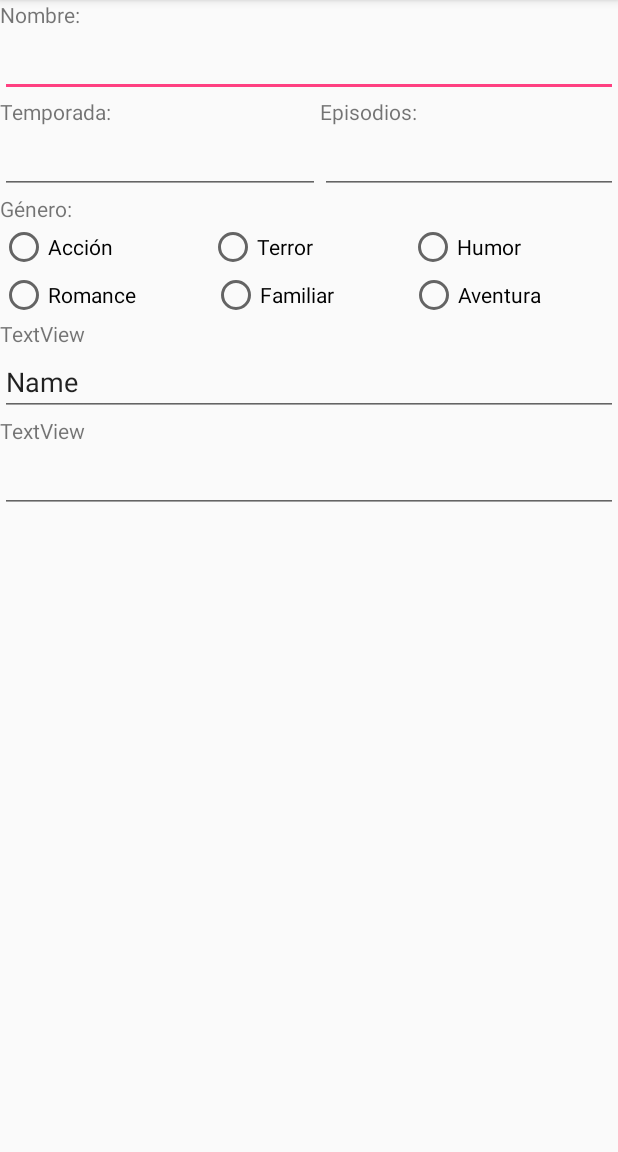
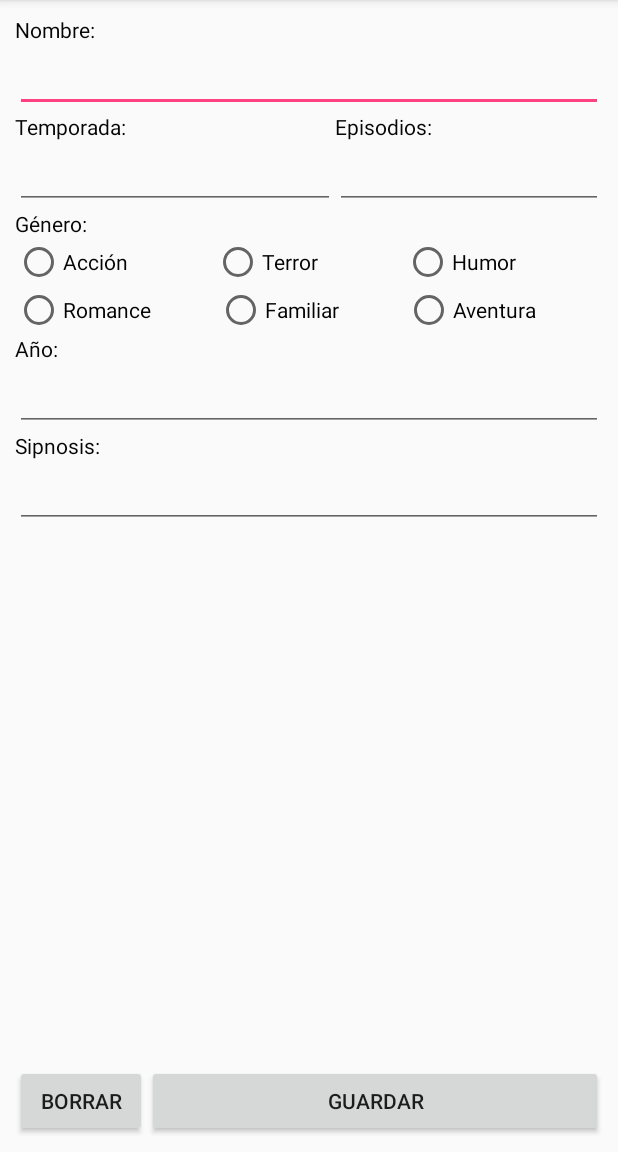
Before and after one commit to MenyScarlet/Ejercicio_Final2, an Android app: the FormularioSeriesActivity screen opened directly, with no data from a screen before it, on a phone screen of 412 x 824 dp, the part 84-1236 px from its top. Run offline under Robolectric (Android 15) with nearby library versions, the phone set to English and light mode, and no system bars.

Commit message:
Info Activity

```diff
--- a/app/src/main/res/layout/activity_formulario_series.xml
+++ b/app/src/main/res/layout/activity_formulario_series.xml
@@ -5,24 +5,40 @@
     android:layout_width="match_parent"
     android:layout_height="match_parent"
     android:orientation="vertical"
+    android:padding="10dp"
     tools:context="com.example.ejercicio_final2.FormularioSeriesActivity">
+
+    <RelativeLayout
+        android:layout_width="match_parent"
+        android:layout_height="match_parent">
+
+        <ScrollView
+            android:layout_width="match_parent"
+            android:layout_height="match_parent">
+
+            <LinearLayout
+                android:layout_width="match_parent"
+                android:layout_height="wrap_content"
+                android:orientation="vertical">
 
                 <TextView
                     android:id="@+id/tvNombre"
                     android:layout_width="match_parent"
                     android:layout_height="wrap_content"
-        android:text="Nombre:" />
+                    android:text="Nombre:"
+                    android:textColor="@color/colorBlack"/>
 
                 <EditText
                     android:id="@+id/ForEtNombre"
                     android:layout_width="match_parent"
                     android:layout_height="wrap_content"
                     android:ems="10"
-        android:inputType="textPersonName" />
+                    android:inputType="textPersonName"
+                    android:textColor="@color/colorBlack"/>
 
                 <LinearLayout
                     android:layout_width="match_parent"
-        android:layout_height="wrap_content"
+                    android:layout_height="match_parent"
                     android:orientation="horizontal">
 
                     <LinearLayout
@@ -34,14 +50,16 @@
                             android:id="@+id/tvTemporada"
                             android:layout_width="match_parent"
                             android:layout_height="wrap_content"
-                android:text="Temporada:" />
+                            android:text="Temporada:"
+                            android:textColor="@color/colorBlack"/>
 
                         <EditText
                             android:id="@+id/ForEtTemporada"
                             android:layout_width="match_parent"
                             android:layout_height="wrap_content"
                             android:ems="10"
-                android:inputType="textPersonName" />
+                            android:inputType="textPersonName"
+                            android:textColor="@color/colorBlack"/>
                     </LinearLayout>
 
                     <LinearLayout
@@ -53,14 +71,16 @@
                             android:id="@+id/tvEpisodios"
                             android:layout_width="match_parent"
                             android:layout_height="wrap_content"
-                android:text="Episodios:" />
+                            android:text="Episodios:"
+                            android:textColor="@color/colorBlack"/>
 
                         <EditText
                             android:id="@+id/ForEtEpisodios"
                             android:layout_width="match_parent"
                             android:layout_height="wrap_content"
                             android:ems="10"
-                android:inputType="textPersonName" />
+                            android:inputType="textPersonName"
+                            android:textColor="@color/colorBlack"/>
                     </LinearLayout>
                 </LinearLayout>
 
@@ -68,12 +88,13 @@
                     android:id="@+id/tvGenero"
                     android:layout_width="match_parent"
                     android:layout_height="wrap_content"
-        android:text="Género:" />
+                    android:text="Género:"
+                    android:textColor="@color/colorBlack"/>
 
                 <RadioGroup
                     android:id="@+id/ForRgGenero1"
                     android:layout_width="match_parent"
-        android:layout_height="wrap_content"
+                    android:layout_height="match_parent"
                     android:orientation="horizontal">
 
                     <RadioButton
@@ -101,7 +122,7 @@
                 <RadioGroup
                     android:id="@+id/ForRgGenero2"
                     android:layout_width="match_parent"
-        android:layout_height="wrap_content"
+                    android:layout_height="match_parent"
                     android:orientation="horizontal">
 
                     <RadioButton
@@ -127,29 +148,60 @@
                 </RadioGroup>
 
                 <TextView
-        android:id="@+id/textView5"
+                    android:id="@+id/tvAño"
                     android:layout_width="match_parent"
                     android:layout_height="wrap_content"
-        android:text="TextView" />
+                    android:text="Año:"
+                    android:textColor="@color/colorBlack"/>
 
                 <EditText
-        android:id="@+id/editText4"
+                    android:id="@+id/ForEtAño"
                     android:layout_width="match_parent"
                     android:layout_height="wrap_content"
                     android:ems="10"
                     android:inputType="textPersonName"
-        android:text="Name" />
+                    android:textColor="@color/colorBlack"/>
 
                 <TextView
-        android:id="@+id/textView6"
+                    android:id="@+id/tvSipnosis"
                     android:layout_width="match_parent"
                     android:layout_height="wrap_content"
-        android:text="TextView" />
+                    android:text="Sipnosis:"
+                    android:textColor="@color/colorBlack"/>
 
                 <EditText
-        android:id="@+id/editText5"
+                    android:id="@+id/ForEt"
                     android:layout_width="match_parent"
                     android:layout_height="wrap_content"
                     android:ems="10"
-        android:inputType="textMultiLine" />
+                    android:inputType="textMultiLine"
+                    android:textColor="@color/colorBlack"/>
+
             </LinearLayout>
+
+        </ScrollView>
+
+        <LinearLayout
+            android:layout_width="match_parent"
+            android:layout_height="wrap_content"
+            android:layout_alignParentBottom="true"
+            android:orientation="horizontal">
+
+            <Button
+                android:id="@+id/btnBorrar"
+                android:layout_width="wrap_content"
+                android:layout_height="wrap_content"
+                android:text="Borrar"
+                android:onClick="clickForBtnBorrar"/>
+
+            <Button
+                android:id="@+id/btnGuardar"
+                android:layout_width="wrap_content"
+                android:layout_height="wrap_content"
+                android:layout_weight="1"
+                android:text="Guardar"
+                android:onClick="clickForBtnGuardar"/>
+        </LinearLayout>
+    </RelativeLayout>
+
+</LinearLayout>
--- a/app/src/main/res/values/colors.xml
+++ b/app/src/main/res/values/colors.xml
@@ -3,4 +3,7 @@
     <color name="colorPrimary">#3F51B5</color>
     <color name="colorPrimaryDark">#303F9F</color>
     <color name="colorAccent">#FF4081</color>
+    <color name="colorBlack">#050505</color>
+    <color name="colorWhite">#fcfbfb</color>
+    <color name="colorCoralDark">#9c294a</color>
 </resources>
```
Also changed, not shown: app/src/main/res/layout/activity_informe_series.xml (+13 -2 lines), app/src/main/res/layout/activity_list_view_series.xml (+7 -2 lines), app/src/main/res/layout/item_serie.xml (added, +60 -0 lines). Lines whose indentation alone changed are shown as unchanged.
